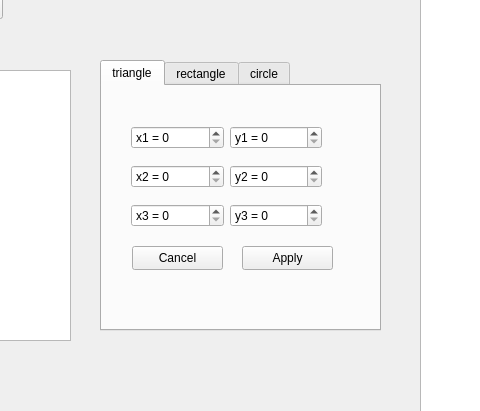
Above: mainwindow.ui from KapitoliyVZ/GeometricShapes before the change; both pictures show x 100 to 580 and y 120 to 531 of the 1055 by 639 pixel window. Below: the same form after it.
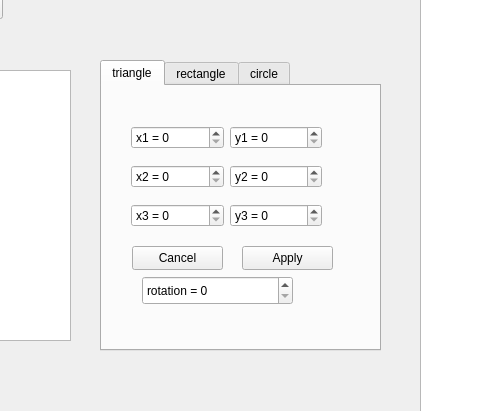
That is the form after the change. The open tabs and pages were chosen to show the change.

```diff
--- a/mainwindow.ui
+++ b/mainwindow.ui
@@ -110,7 +110,7 @@
       <x>200</x>
       <y>180</y>
       <width>281</width>
-      <height>271</height>
+      <height>291</height>
      </rect>
     </property>
     <property name="currentIndex">
@@ -200,6 +200,22 @@
        <string>Cancel</string>
       </property>
      </widget>
+     <widget class="QSpinBox" name="spinBox_triangle_rotation">
+      <property name="geometry">
+       <rect>
+        <x>40</x>
+        <y>190</y>
+        <width>151</width>
+        <height>29</height>
+       </rect>
+      </property>
+      <property name="prefix">
+       <string>rotation = </string>
+      </property>
+      <property name="maximum">
+       <number>360</number>
+      </property>
+     </widget>
     </widget>
     <widget class="QWidget" name="tab_rectangle">
      <attribute name="title">
```
Left out of the diff: 2 changed lines with no effect on the pictures.
